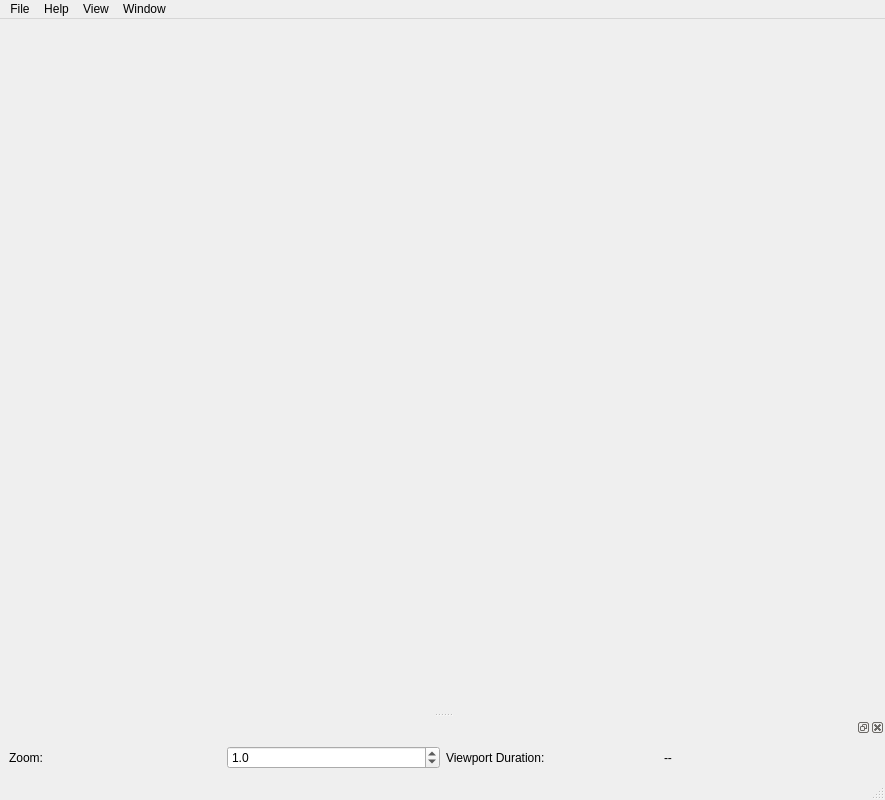
Above: GUI/MainWindow/MainWindow.ui from BrendonWatsonLab/PhoPyQtTimelinePlotter before the change. Below: the same form after it.
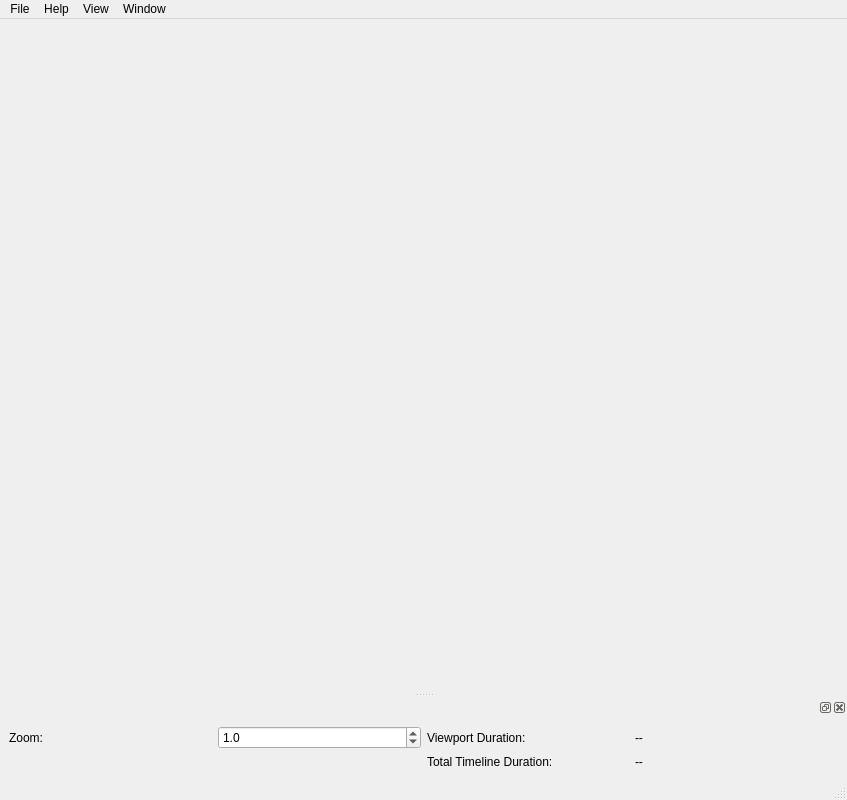
That is the form after the change.

The edit to the form file:
```diff
--- a/GUI/MainWindow/MainWindow.ui
+++ b/GUI/MainWindow/MainWindow.ui
@@ -9,7 +9,7 @@
    <rect>
     <x>0</x>
     <y>0</y>
-    <width>885</width>
+    <width>847</width>
     <height>800</height>
    </rect>
   </property>
@@ -40,7 +40,7 @@
     <rect>
      <x>0</x>
      <y>0</y>
-     <width>885</width>
+     <width>847</width>
      <height>22</height>
     </rect>
    </property>
@@ -90,15 +90,15 @@
    <widget class="QWidget" name="dockWidgetContents_2">
     <layout class="QHBoxLayout" name="horizontalLayout_2">
      <item>
-      <layout class="QHBoxLayout" name="horizontalLayout">
-       <item>
+      <layout class="QGridLayout" name="gridLayout">
+       <item row="0" column="0">
         <widget class="QLabel" name="label">
          <property name="text">
           <string>Zoom:</string>
          </property>
         </widget>
        </item>
-       <item>
+       <item row="0" column="1">
         <widget class="QDoubleSpinBox" name="doubleSpinBox_currentZoom">
          <property name="decimals">
           <number>1</number>
@@ -106,6 +106,9 @@
          <property name="minimum">
           <double>0.100000000000000</double>
          </property>
+         <property name="maximum">
+          <double>5000.000000000000000</double>
+         </property>
          <property name="singleStep">
           <double>0.100000000000000</double>
          </property>
@@ -114,15 +117,29 @@
          </property>
         </widget>
        </item>
-       <item>
+       <item row="0" column="3">
+        <widget class="QLabel" name="lblActiveViewportDuration">
+         <property name="text">
+          <string>--</string>
+         </property>
+        </widget>
+       </item>
+       <item row="0" column="2">
         <widget class="QLabel" name="label_2">
          <property name="text">
           <string>Viewport Duration:</string>
          </property>
         </widget>
        </item>
-       <item>
-        <widget class="QLabel" name="lblActiveViewportDuration">
+       <item row="1" column="2">
+        <widget class="QLabel" name="label_3">
+         <property name="text">
+          <string>Total Timeline Duration:</string>
+         </property>
+        </widget>
+       </item>
+       <item row="1" column="3">
+        <widget class="QLabel" name="lblActiveTotalTimelineDuration">
          <property name="text">
           <string>--</string>
          </property>
```
Left out of the diff: 2 changed lines with no effect on the pictures.
